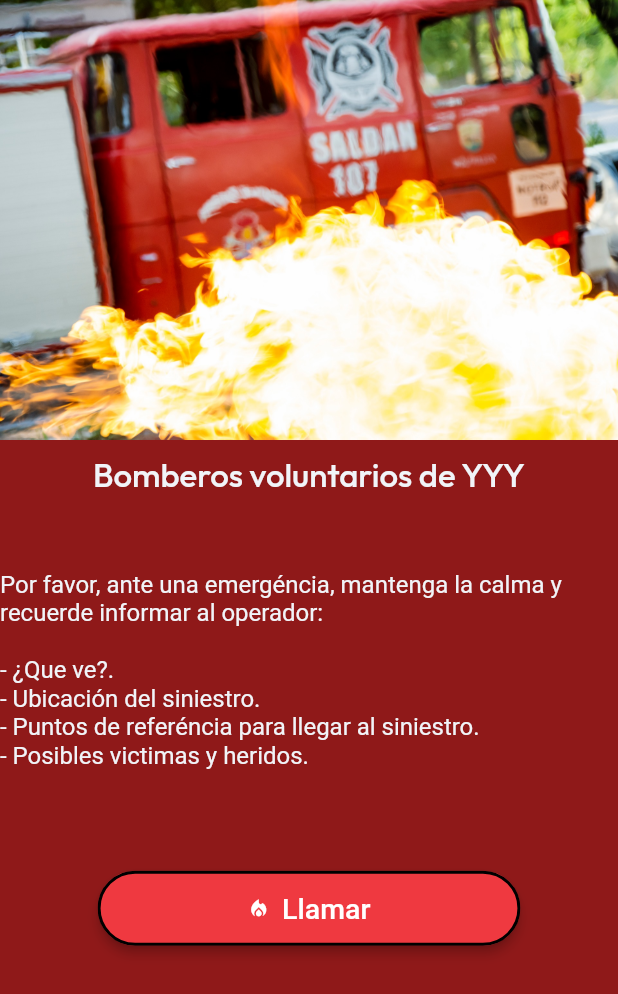
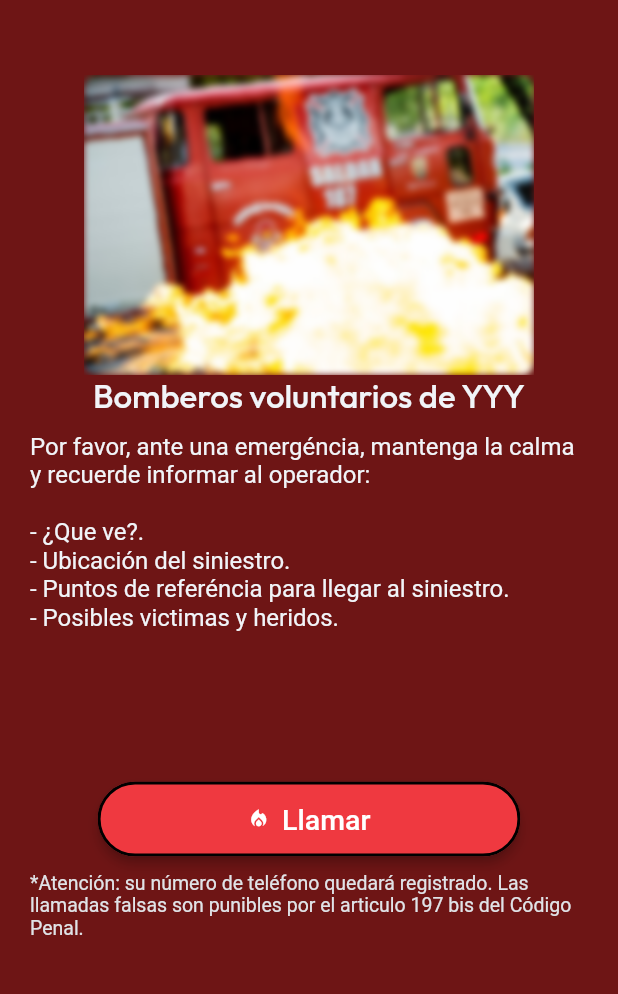
Before and after one commit to agustinediz/firedepartment, a Flutter app: the screen it shows after launch, on a phone screen of 412 x 824 dp. Shown: the top 994 px of the screen. Run offline on Flutter 3.47's test engine with Material 2 defaults, Android fonts, the phone set to English and light mode, and no system bars; drawn by our look-alikes of auto_size_text; our stand-ins replace font_awesome_flutter, from_css_color, go_router, google_fonts, page_transition, shared_preferences; Roboto replaces fonts that are missing (Readex Pro); statements that could not run were skipped.

Commit message:
Updating to latest FlutterFlow output.

```diff
--- a/lib/pages/home_page/home_page_model.dart
+++ b/lib/final_copy/final_copy_model.dart
@@ -1,12 +1,13 @@
 import '/flutter_flow/flutter_flow_theme.dart';
 import '/flutter_flow/flutter_flow_util.dart';
 import '/flutter_flow/flutter_flow_widgets.dart';
+import 'dart:ui';
 import 'package:flutter/material.dart';
 import 'package:google_fonts/google_fonts.dart';
 import 'package:provider/provider.dart';
 import 'package:url_launcher/url_launcher.dart';
 
-class HomePageModel extends FlutterFlowModel {
+class FinalCopyModel extends FlutterFlowModel {
   ///  State fields for stateful widgets in this page.
 
   final unfocusNode = FocusNode();
--- /dev/null
+++ b/lib/final_copy/final_copy_widget.dart
@@ -0,0 +1,183 @@
+import '/flutter_flow/flutter_flow_theme.dart';
+import '/flutter_flow/flutter_flow_util.dart';
+import '/flutter_flow/flutter_flow_widgets.dart';
+import 'dart:ui';
+import 'package:flutter/material.dart';
+import 'package:google_fonts/google_fonts.dart';
+import 'package:provider/provider.dart';
+import 'package:url_launcher/url_launcher.dart';
+import 'final_copy_model.dart';
+export 'final_copy_model.dart';
+
+class FinalCopyWidget extends StatefulWidget {
+  const FinalCopyWidget({Key? key}) : super(key: key);
+
+  @override
+  _FinalCopyWidgetState createState() => _FinalCopyWidgetState();
+}
+
+class _FinalCopyWidgetState extends State<FinalCopyWidget> {
+  late FinalCopyModel _model;
+
+  final scaffoldKey = GlobalKey<ScaffoldState>();
+
+  @override
+  void initState() {
+    super.initState();
+    _model = createModel(context, () => FinalCopyModel());
+  }
+
+  @override
+  void dispose() {
+    _model.dispose();
+
+    super.dispose();
+  }
+
+  @override
+  Widget build(BuildContext context) {
+    return GestureDetector(
+      onTap: () => FocusScope.of(context).requestFocus(_model.unfocusNode),
+      child: Scaffold(
+        key: scaffoldKey,
+        backgroundColor: Color(0xFF6E1515),
+        body: SafeArea(
+          top: true,
+          child: Padding(
+            padding: EdgeInsetsDirectional.fromSTEB(20.0, 50.0, 20.0, 50.0),
+            child: Column(
+              mainAxisSize: MainAxisSize.max,
+              children: [
+                ClipRect(
+                  child: ImageFiltered(
+                    imageFilter: ImageFilter.blur(
+                      sigmaX: 2.0,
+                      sigmaY: 2.0,
+                    ),
+                    child: ClipRRect(
+                      borderRadius: BorderRadius.circular(8.0),
+                      child: Image.asset(
+                        'assets/images/272209671_472329144237960_842650616169985148_n.jpg',
+                        width: 300.0,
+                        height: 200.0,
+                        fit: BoxFit.cover,
+                      ),
+                    ),
+                  ),
+                ),
+                Row(
+                  mainAxisSize: MainAxisSize.max,
+                  children: [
+                    Expanded(
+                      child: Align(
+                        alignment: AlignmentDirectional(0.0, -0.24),
+                        child: Text(
+                          'Bomberos voluntarios de YYY',
+                          style:
+                              FlutterFlowTheme.of(context).titleLarge.override(
+                                    fontFamily: 'Outfit',
+                                    color: FlutterFlowTheme.of(context)
+                                        .primaryBackground,
+                                  ),
+                        ),
+                      ),
+                    ),
+                  ],
+                ),
+                Row(
+                  mainAxisSize: MainAxisSize.max,
+                  children: [
+                    Flexible(
+                      child: Align(
+                        alignment: AlignmentDirectional(0.0, 0.0),
+                        child: Padding(
+                          padding: EdgeInsetsDirectional.fromSTEB(
+                              0.0, 10.0, 0.0, 0.0),
+                          child: Text(
+                            'Por favor, ante una emergéncia, mantenga la calma y recuerde informar al operador:\n\n- ¿Que ve?.\n- Ubicación del siniestro.\n- Puntos de referéncia para llegar al siniestro.\n- Posibles victimas y heridos.',
+                            textAlign: TextAlign.start,
+                            style: FlutterFlowTheme.of(context)
+                                .labelLarge
+                                .override(
+                                  fontFamily: 'Readex Pro',
+                                  color: FlutterFlowTheme.of(context)
+                                      .primaryBackground,
+                                ),
+                          ),
+                        ),
+                      ),
+                    ),
+                  ],
+                ),
+                Align(
+                  alignment: AlignmentDirectional(0.0, 1.0),
+                  child: Padding(
+                    padding:
+                        EdgeInsetsDirectional.fromSTEB(0.0, 100.0, 0.0, 0.0),
+                    child: FFButtonWidget(
+                      onPressed: () async {
+                        await launchUrl(Uri(
+                          scheme: 'tel',
+                          path: '*150#',
+                        ));
+                      },
+                      text: 'Llamar',
+                      icon: Icon(
+                        Icons.local_fire_department_sharp,
+                        size: 15.0,
+                      ),
+                      options: FFButtonOptions(
+                        height: 50.0,
+                        padding: EdgeInsetsDirectional.fromSTEB(
+                            100.0, 0.0, 100.0, 0.0),
+                        iconPadding:
+                            EdgeInsetsDirectional.fromSTEB(0.0, 0.0, 0.0, 0.0),
+                        color: Color(0xFFEF3940),
+                        textStyle:
+                            FlutterFlowTheme.of(context).titleSmall.override(
+                                  fontFamily: 'Readex Pro',
+                                  color: Colors.white,
+                                  fontSize: 19.0,
+                                ),
+                        elevation: 3.0,
+                        borderSide: BorderSide(
+                          width: 2.0,
+                        ),
+                        borderRadius: BorderRadius.circular(70.0),
+                        hoverColor: FlutterFlowTheme.of(context).error,
+                      ),
+                    ),
+                  ),
+                ),
+                Row(
+                  mainAxisSize: MainAxisSize.max,
+                  children: [
+                    Expanded(
+                      child: Align(
+                        alignment: AlignmentDirectional(0.0, 0.64),
+                        child: Padding(
+                          padding: EdgeInsetsDirectional.fromSTEB(
+                              0.0, 10.0, 0.0, 0.0),
+                          child: Text(
+                            '*Atención: su número de teléfono quedará registrado. Las llamadas falsas son punibles por el articulo 197 bis del Código Penal.',
+                            style: FlutterFlowTheme.of(context)
+                                .bodyMedium
+                                .override(
+                                  fontFamily: 'Readex Pro',
+                                  color: FlutterFlowTheme.of(context).alternate,
+                                  fontSize: 13.0,
+                                ),
+                          ),
+                        ),
+                      ),
+                    ),
+                  ],
+                ),
+              ],
+            ),
+          ),
+        ),
+      ),
+    );
+  }
+}
--- a/lib/flutter_flow/nav/nav.dart
+++ b/lib/flutter_flow/nav/nav.dart
@@ -34,17 +34,17 @@ GoRouter createRouter(AppStateNotifier appStateNotifier) => GoRouter(
       initialLocation: '/',
       debugLogDiagnostics: true,
       refreshListenable: appStateNotifier,
-      errorBuilder: (context, state) => HomePageWidget(),
+      errorBuilder: (context, state) => FinalCopyWidget(),
       routes: [
         FFRoute(
           name: '_initialize',
           path: '/',
-          builder: (context, _) => HomePageWidget(),
+          builder: (context, _) => FinalCopyWidget(),
         ),
         FFRoute(
-          name: 'HomePage',
-          path: '/homePage',
-          builder: (context, params) => HomePageWidget(),
+          name: 'finalCopy',
+          path: '/finalCopy',
+          builder: (context, params) => FinalCopyWidget(),
         )
       ].map((r) => r.toRoute(appStateNotifier)).toList(),
     );
--- a/lib/index.dart
+++ b/lib/index.dart
@@ -1,2 +1,2 @@
 // Export pages
-export '/pages/home_page/home_page_widget.dart' show HomePageWidget;
+export '/final_copy/final_copy_widget.dart' show FinalCopyWidget;
--- a/lib/pages/home_page/home_page_widget.dart
+++ /dev/null
@@ -1,191 +0,0 @@
-import '/flutter_flow/flutter_flow_theme.dart';
-import '/flutter_flow/flutter_flow_util.dart';
-import '/flutter_flow/flutter_flow_widgets.dart';
-import 'package:flutter/material.dart';
-import 'package:google_fonts/google_fonts.dart';
-import 'package:provider/provider.dart';
-import 'package:url_launcher/url_launcher.dart';
-import 'home_page_model.dart';
-export 'home_page_model.dart';
-
-class HomePageWidget extends StatefulWidget {
-  const HomePageWidget({Key? key}) : super(key: key);
-
-  @override
-  _HomePageWidgetState createState() => _HomePageWidgetState();
-}
-
-class _HomePageWidgetState extends State<HomePageWidget> {
-  late HomePageModel _model;
-
-  final scaffoldKey = GlobalKey<ScaffoldState>();
-
-  @override
-  void initState() {
-    super.initState();
-    _model = createModel(context, () => HomePageModel());
-  }
-
-  @override
-  void dispose() {
-    _model.dispose();
-
-    super.dispose();
-  }
-
-  @override
-  Widget build(BuildContext context) {
-    return GestureDetector(
-      onTap: () => FocusScope.of(context).requestFocus(_model.unfocusNode),
-      child: Scaffold(
-        key: scaffoldKey,
-        backgroundColor: FlutterFlowTheme.of(context).error,
-        body: SafeArea(
-          top: true,
-          child: Align(
-            alignment: AlignmentDirectional(0.0, -1.0),
-            child: Stack(
-              children: [
-                Align(
-                  alignment: AlignmentDirectional(0.0, 0.0),
-                  child: Container(
-                    width: 511.0,
-                    height: 920.0,
-                    decoration: BoxDecoration(
-                      color: Color(0xFF8F1919),
-                    ),
-                    child: Column(
-                      mainAxisSize: MainAxisSize.max,
-                      children: [
-                        Align(
-                          alignment: AlignmentDirectional(0.0, -1.0),
-                          child: Container(
-                            width: double.infinity,
-                            height: 293.0,
-                            decoration: BoxDecoration(
-                              image: DecorationImage(
-                                fit: BoxFit.cover,
-                                image: Image.asset(
-                                  'assets/images/272209671_472329144237960_842650616169985148_n.jpg',
-                                ).image,
-                              ),
-                              shape: BoxShape.rectangle,
-                            ),
-                          ),
-                        ),
-                      ],
-                    ),
-                  ),
-                ),
-                Align(
-                  alignment: AlignmentDirectional(0.0, 0.5),
-                  child: FFButtonWidget(
-                    onPressed: () async {
-                      // llamada
-                      await launchUrl(Uri(
-                        scheme: 'tel',
-                        path: '*150#',
-                      ));
-                    },
-                    text: 'Llamar',
-                    icon: Icon(
-                      Icons.local_fire_department_sharp,
-                      size: 15.0,
-                    ),
-                    options: FFButtonOptions(
-                      height: 50.0,
-                      padding: EdgeInsetsDirectional.fromSTEB(
-                          100.0, 0.0, 100.0, 0.0),
-                      iconPadding:
-                          EdgeInsetsDirectional.fromSTEB(0.0, 0.0, 0.0, 0.0),
-                      color: Color(0xFFEF3940),
-                      textStyle:
-                          FlutterFlowTheme.of(context).titleSmall.override(
-                                fontFamily: 'Readex Pro',
-                                color: Colors.white,
-                                fontSize: 19.0,
-                              ),
-                      elevation: 3.0,
-                      borderSide: BorderSide(
-                        width: 2.0,
-                      ),
-                      borderRadius: BorderRadius.circular(70.0),
-                      hoverColor: FlutterFlowTheme.of(context).error,
-                    ),
-                  ),
-                ),
-                Row(
-                  mainAxisSize: MainAxisSize.max,
-                  mainAxisAlignment: MainAxisAlignment.spaceAround,
-                  children: [
-                    Expanded(
-                      child: Align(
-                        alignment: AlignmentDirectional(0.0, -0.24),
-                        child: Text(
-                          'Bomberos voluntarios de YYY',
-                          style:
-                              FlutterFlowTheme.of(context).titleLarge.override(
-                                    fontFamily: 'Outfit',
-                                    color: FlutterFlowTheme.of(context)
-                                        .primaryBackground,
-                                  ),
-                        ),
-                      ),
-                    ),
-                  ],
-                ),
-                Column(
-                  mainAxisSize: MainAxisSize.max,
-                  mainAxisAlignment: MainAxisAlignment.spaceEvenly,
-                  children: [
-                    Expanded(
-                      child: Align(
-                        alignment: AlignmentDirectional(0.0, 0.1),
-                        child: Text(
-                          'Por favor, ante una emergéncia, mantenga la calma y recuerde informar al operador:\n\n- ¿Que ve?.\n- Ubicación del siniestro.\n- Puntos de referéncia para llegar al siniestro.\n- Posibles victimas y heridos.',
-                          textAlign: TextAlign.start,
-                          style:
-                              FlutterFlowTheme.of(context).labelLarge.override(
-                                    fontFamily: 'Readex Pro',
-                                    color: FlutterFlowTheme.of(context)
-                                        .primaryBackground,
-                                  ),
-                        ),
-                      ),
-                    ),
-                  ],
-                ),
-                if (responsiveVisibility(
-                  context: context,
-                  tabletLandscape: false,
-                  desktop: false,
-                ))
-                  Row(
-                    mainAxisSize: MainAxisSize.max,
-                    mainAxisAlignment: MainAxisAlignment.spaceAround,
-                    children: [
-                      Expanded(
-                        child: Align(
-                          alignment: AlignmentDirectional(0.0, 0.64),
-                          child: Text(
-                            '*Atención: su número de teléfono quedará registrado. Las llamadas falsas son punibles por el articulo 197 bis del Código Penal.',
-                            style: FlutterFlowTheme.of(context)
-                                .bodyMedium
-                                .override(
-                                  fontFamily: 'Readex Pro',
-                                  color: FlutterFlowTheme.of(context).alternate,
-                                  fontSize: 13.0,
-                                ),
-                          ),
-                        ),
-                      ),
-                    ],
-                  ),
-              ],
-            ),
-          ),
-        ),
-      ),
-    );
-  }
-}
```
Also changed, not shown: pubspec.yaml (+9 -0 lines), assets/images/272209671_472329144237960_842650616169985148_n.jpg, assets/images/app_launcher_icon.png (added), 5 other files.
